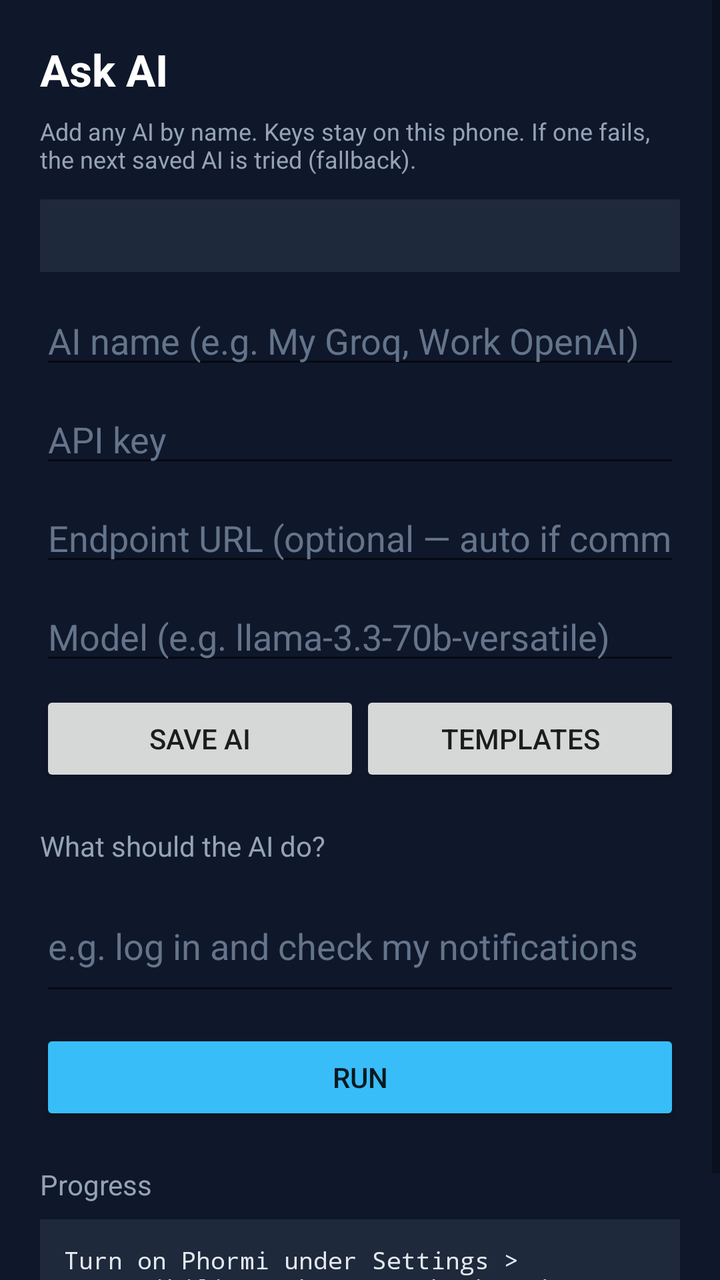
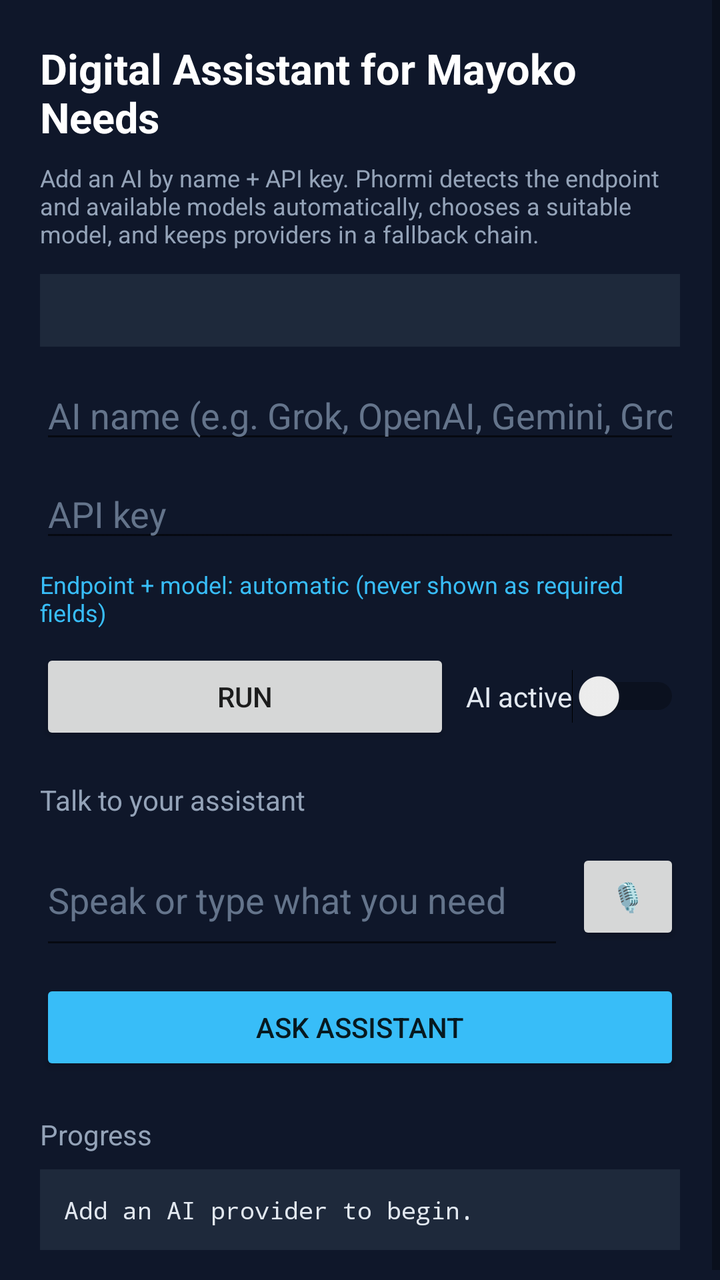

Screens rendered from an Android XML layout before and after an edit, with the pre-edit source and the edit as a unified diff.
<!-- AndroidManifest.xml: activity theme Theme.Phormi -->
<!-- res/layout/activity_ai.xml -->
<?xml version="1.0" encoding="utf-8"?>
<ScrollView xmlns:android="http://schemas.android.com/apk/res/android"
    android:layout_width="match_parent"
    android:layout_height="match_parent"
    android:background="#0F172A"
    android:fillViewport="true">

    <LinearLayout
        android:layout_width="match_parent"
        android:layout_height="wrap_content"
        android:orientation="vertical"
        android:padding="20dp">

        <TextView
            android:layout_width="wrap_content"
            android:layout_height="wrap_content"
            android:text="@string/ask_ai"
            android:textColor="#FFFFFF"
            android:textSize="22sp"
            android:textStyle="bold"
            android:layout_marginBottom="8dp" />

        <TextView
            android:layout_width="match_parent"
            android:layout_height="wrap_content"
            android:text="Add any AI by name. Keys stay on this phone. If one fails, the next saved AI is tried (fallback)."
            android:textColor="#94A3B8"
            android:textSize="12sp"
            android:layout_marginBottom="12dp" />

        <TextView
            android:id="@+id/key_status"
            android:layout_width="match_parent"
            android:layout_height="wrap_content"
            android:textColor="#38BDF8"
            android:textSize="12sp"
            android:fontFamily="monospace"
            android:background="#1E293B"
            android:padding="10dp"
            android:layout_marginBottom="12dp" />

        <EditText
            android:id="@+id/input_provider_name"
            android:layout_width="match_parent"
            android:layout_height="wrap_content"
            android:hint="AI name (e.g. My Groq, Work OpenAI)"
            android:inputType="text"
            android:textColorHint="#64748B"
            android:textColor="#FFFFFF"
            android:layout_marginBottom="8dp" />

        <EditText
            android:id="@+id/input_api_key"
            android:layout_width="match_parent"
            android:layout_height="wrap_content"
            android:hint="API key"
            android:inputType="textPassword"
            android:textColorHint="#64748B"
            android:textColor="#FFFFFF"
            android:layout_marginBottom="8dp" />

        <EditText
            android:id="@+id/input_endpoint"
            android:layout_width="match_parent"
            android:layout_height="wrap_content"
            android:hint="Endpoint URL (optional — auto if common name)"
            android:inputType="textUri"
            android:textColorHint="#64748B"
            android:textColor="#FFFFFF"
            android:layout_marginBottom="8dp" />

        <EditText
            android:id="@+id/input_model"
            android:layout_width="match_parent"
            android:layout_height="wrap_content"
            android:hint="Model (e.g. llama-3.3-70b-versatile)"
            android:inputType="text"
            android:textColorHint="#64748B"
            android:textColor="#FFFFFF"
            android:layout_marginBottom="8dp" />

        <LinearLayout
            android:layout_width="match_parent"
            android:layout_height="wrap_content"
            android:orientation="horizontal"
            android:layout_marginBottom="20dp">

            <Button
                android:id="@+id/btn_save_keys"
                android:layout_width="0dp"
                android:layout_height="wrap_content"
                android:layout_weight="1"
                android:text="Save AI" />

            <Button
                android:id="@+id/btn_templates"
                android:layout_width="0dp"
                android:layout_height="wrap_content"
                android:layout_weight="1"
                android:text="Templates" />
        </LinearLayout>

        <TextView
            android:layout_width="wrap_content"
            android:layout_height="wrap_content"
            android:text="@string/instruction_label"
            android:textColor="#94A3B8"
            android:textSize="14sp"
            android:layout_marginBottom="8dp" />

        <EditText
            android:id="@+id/input_instruction"
            android:layout_width="match_parent"
            android:layout_height="wrap_content"
            android:hint="@string/instruction_hint"
            android:minLines="2"
            android:textColorHint="#64748B"
            android:textColor="#FFFFFF"
            android:layout_marginBottom="12dp" />

        <Button
            android:id="@+id/btn_run"
            android:layout_width="match_parent"
            android:layout_height="wrap_content"
            android:text="@string/run_task"
            android:backgroundTint="#38BDF8"
            android:layout_marginBottom="20dp" />

        <TextView
            android:layout_width="wrap_content"
            android:layout_height="wrap_content"
            android:text="@string/status_log_label"
            android:textColor="#94A3B8"
            android:textSize="14sp"
            android:layout_marginBottom="8dp" />

        <TextView
            android:id="@+id/status_log"
            android:layout_width="match_parent"
            android:layout_height="wrap_content"
            android:text="@string/accessibility_reminder"
            android:textColor="#E2E8F0"
            android:background="#1E293B"
            android:padding="12dp"
            android:fontFamily="monospace"
            android:textSize="12sp" />
    </LinearLayout>
</ScrollView>
<!-- resources referenced by this layout -->
<resources>
  <string name="accessibility_reminder">Turn on Phormi under Settings &gt; Accessibility, then come back and press Run.</string>
  <string name="ask_ai">Ask AI</string>
  <string name="instruction_hint">e.g. log in and check my notifications</string>
  <string name="instruction_label">What should the AI do?</string>
  <string name="run_task">Run</string>
  <string name="status_log_label">Progress</string>
  <style name="Theme.Phormi" parent="Theme.MaterialComponents.DayNight.NoActionBar">
          <item name="colorPrimary">#0F172A</item>
          <item name="colorPrimaryDark">#0F172A</item>
          <item name="colorAccent">#38BDF8</item>
          <item name="android:windowBackground">#0F172A</item>
      </style>
</resources>

<!-- the commit's change to res/layout/activity_ai.xml (unified diff, before → after) -->
@@ -4,7 +4,6 @@
     android:layout_height="match_parent"
     android:background="#0F172A"
     android:fillViewport="true">
-
     <LinearLayout
         android:layout_width="match_parent"
         android:layout_height="wrap_content"
@@ -14,16 +13,16 @@
         <TextView
             android:layout_width="wrap_content"
             android:layout_height="wrap_content"
-            android:text="@string/ask_ai"
+            android:text="Digital Assistant for Mayoko Needs"
             android:textColor="#FFFFFF"
-            android:textSize="22sp"
+            android:textSize="21sp"
             android:textStyle="bold"
             android:layout_marginBottom="8dp" />
 
         <TextView
             android:layout_width="match_parent"
             android:layout_height="wrap_content"
-            android:text="Add any AI by name. Keys stay on this phone. If one fails, the next saved AI is tried (fallback)."
+            android:text="Add an AI by name + API key. Phormi detects the endpoint and available models automatically, chooses a suitable model, and keeps providers in a fallback chain."
             android:textColor="#94A3B8"
             android:textSize="12sp"
             android:layout_marginBottom="12dp" />
@@ -43,7 +42,7 @@
             android:id="@+id/input_provider_name"
             android:layout_width="match_parent"
             android:layout_height="wrap_content"
-            android:hint="AI name (e.g. My Groq, Work OpenAI)"
+            android:hint="AI name (e.g. Grok, OpenAI, Gemini, Groq)"
             android:inputType="text"
             android:textColorHint="#64748B"
             android:textColor="#FFFFFF"
@@ -59,86 +58,91 @@
             android:textColor="#FFFFFF"
             android:layout_marginBottom="8dp" />
 
-        <EditText
-            android:id="@+id/input_endpoint"
+        <TextView
+            android:id="@+id/auto_detect_note"
             android:layout_width="match_parent"
             android:layout_height="wrap_content"
-            android:hint="Endpoint URL (optional — auto if common name)"
-            android:inputType="textUri"
-            android:textColorHint="#64748B"
-            android:textColor="#FFFFFF"
-            android:layout_marginBottom="8dp" />
+            android:text="Endpoint + model: automatic (never shown as required fields)"
+            android:textColor="#38BDF8"
+            android:textSize="12sp"
+            android:layout_marginBottom="10dp" />
 
-        <EditText
-            android:id="@+id/input_model"
+        <EditText android:id="@+id/input_endpoint" android:visibility="gone" android:layout_width="1dp" android:layout_height="1dp" />
+        <EditText android:id="@+id/input_model" android:visibility="gone" android:layout_width="1dp" android:layout_height="1dp" />
+
+        <LinearLayout
             android:layout_width="match_parent"
             android:layout_height="wrap_content"
-            android:hint="Model (e.g. llama-3.3-70b-versatile)"
-            android:inputType="text"
-            android:textColorHint="#64748B"
-            android:textColor="#FFFFFF"
+            android:orientation="horizontal"
+            android:gravity="center_vertical"
+            android:layout_marginBottom="18dp">
+            <Button
+                android:id="@+id/btn_save_keys"
+                android:layout_width="0dp"
+                android:layout_height="wrap_content"
+                android:layout_weight="1"
+                android:text="Run" />
+            <Switch
+                android:id="@+id/switch_ai_active"
+                android:layout_width="wrap_content"
+                android:layout_height="wrap_content"
+                android:layout_marginStart="8dp"
+                android:text="AI active"
+                android:textColor="#E2E8F0" />
+        </LinearLayout>
+
+        <TextView
+            android:layout_width="wrap_content"
+            android:layout_height="wrap_content"
+            android:text="Talk to your assistant"
+            android:textColor="#94A3B8"
+            android:textSize="14sp"
             android:layout_marginBottom="8dp" />
 
         <LinearLayout
             android:layout_width="match_parent"
             android:layout_height="wrap_content"
             android:orientation="horizontal"
-            android:layout_marginBottom="20dp">
-
-            <Button
-                android:id="@+id/btn_save_keys"
+            android:gravity="center_vertical">
+            <EditText
+                android:id="@+id/input_instruction"
                 android:layout_width="0dp"
                 android:layout_height="wrap_content"
                 android:layout_weight="1"
-                android:text="Save AI" />
-
+                android:hint="Speak or type what you need"
+                android:minLines="2"
+                android:textColorHint="#64748B"
+                android:textColor="#FFFFFF" />
             <Button
-                android:id="@+id/btn_templates"
-                android:layout_width="0dp"
+                android:id="@+id/btn_voice"
+                android:layout_width="52dp"
                 android:layout_height="wrap_content"
-                android:layout_weight="1"
-                android:text="Templates" />
+                android:layout_marginStart="6dp"
+                android:text="🎙"
+                android:contentDescription="Speak to assistant" />
         </LinearLayout>
-
-        <TextView
-            android:layout_width="wrap_content"
-            android:layout_height="wrap_content"
-            android:text="@string/instruction_label"
-            android:textColor="#94A3B8"
-            android:textSize="14sp"
-            android:layout_marginBottom="8dp" />
-
-        <EditText
-            android:id="@+id/input_instruction"
-            android:layout_width="match_parent"
-            android:layout_height="wrap_content"
-            android:hint="@string/instruction_hint"
-            android:minLines="2"
-            android:textColorHint="#64748B"
-            android:textColor="#FFFFFF"
-            android:layout_marginBottom="12dp" />
 
         <Button
             android:id="@+id/btn_run"
             android:layout_width="match_parent"
             android:layout_height="wrap_content"
-            android:text="@string/run_task"
+            android:text="Ask assistant"
             android:backgroundTint="#38BDF8"
+            android:layout_marginTop="10dp"
             android:layout_marginBottom="20dp" />
 
         <TextView
             android:layout_width="wrap_content"
             android:layout_height="wrap_content"
-            android:text="@string/status_log_label"
+            android:text="Progress"
             android:textColor="#94A3B8"
             android:textSize="14sp"
             android:layout_marginBottom="8dp" />
-
         <TextView
             android:id="@+id/status_log"
             android:layout_width="match_parent"
             android:layout_height="wrap_content"
-            android:text="@string/accessibility_reminder"
+            android:text="Add an AI provider to begin."
             android:textColor="#E2E8F0"
             android:background="#1E293B"
             android:padding="12dp"
<!-- resource entries referenced after the edit -->
@@ -1,11 +1,5 @@
 <!-- resources referenced by this layout -->
 <resources>
-  <string name="accessibility_reminder">Turn on Phormi under Settings &gt; Accessibility, then come back and press Run.</string>
-  <string name="ask_ai">Ask AI</string>
-  <string name="instruction_hint">e.g. log in and check my notifications</string>
-  <string name="instruction_label">What should the AI do?</string>
-  <string name="run_task">Run</string>
-  <string name="status_log_label">Progress</string>
   <style name="Theme.Phormi" parent="Theme.MaterialComponents.DayNight.NoActionBar">
           <item name="colorPrimary">#0F172A</item>
           <item name="colorPrimaryDark">#0F172A</item>
